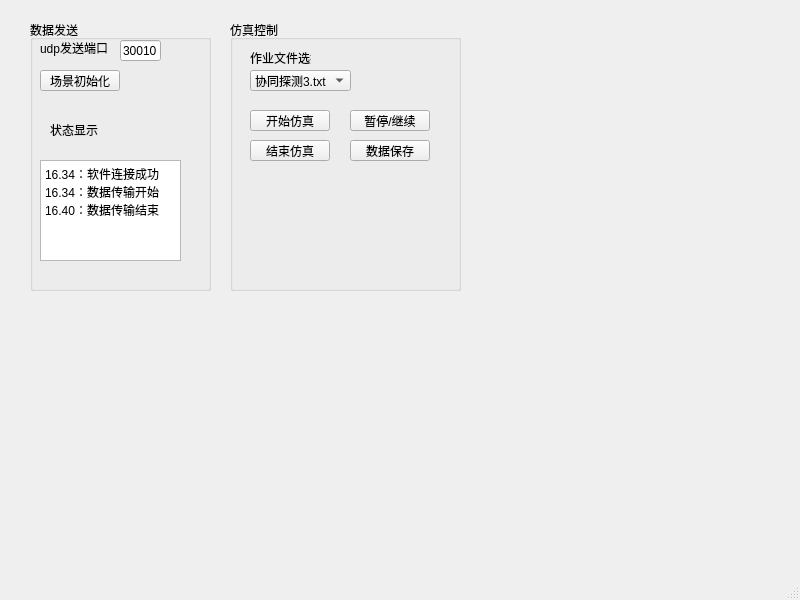
This is main_control/maincontrol.ui in aybdl/guidance-console as Qt 5 draws it before an edit. The edited form follows.
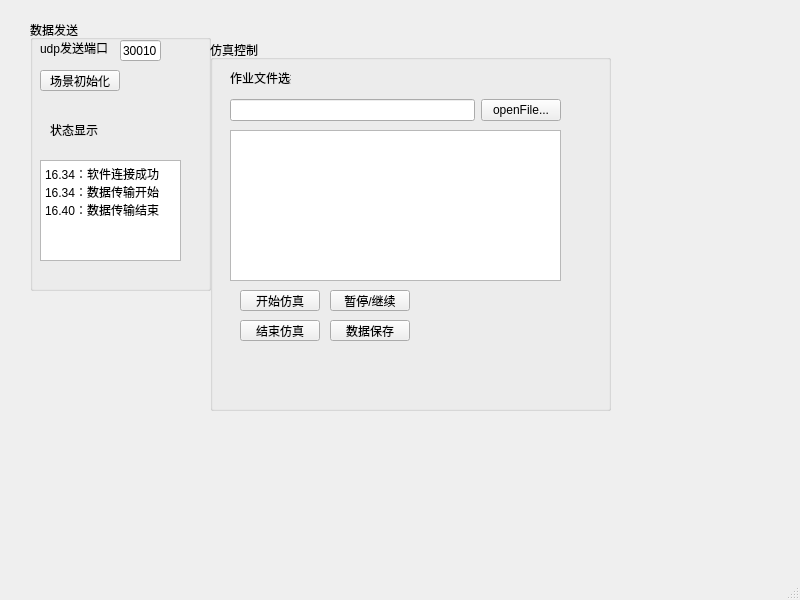
This is the edited form.

```diff
--- a/main_control/maincontrol.ui
+++ b/main_control/maincontrol.ui
@@ -104,10 +104,10 @@
    <widget class="QGroupBox" name="groupBox_2">
     <property name="geometry">
      <rect>
-      <x>230</x>
-      <y>20</y>
-      <width>231</width>
-      <height>271</height>
+      <x>210</x>
+      <y>40</y>
+      <width>401</width>
+      <height>371</height>
      </rect>
     </property>
     <property name="title">
@@ -126,36 +126,11 @@
       <string>作业文件选择</string>
      </property>
     </widget>
-    <widget class="QComboBox" name="comboBox">
-     <property name="geometry">
-      <rect>
-       <x>20</x>
-       <y>50</y>
-       <width>101</width>
-       <height>21</height>
-      </rect>
-     </property>
-     <item>
-      <property name="text">
-       <string>协同探测3.txt</string>
-      </property>
-     </item>
-     <item>
-      <property name="text">
-       <string>的</string>
-      </property>
-     </item>
-     <item>
-      <property name="text">
-       <string>新建项目导弹</string>
-      </property>
-     </item>
-    </widget>
     <widget class="QPushButton" name="pushButton_2">
      <property name="geometry">
       <rect>
-       <x>20</x>
-       <y>90</y>
+       <x>30</x>
+       <y>250</y>
        <width>80</width>
        <height>21</height>
       </rect>
@@ -168,7 +143,7 @@
      <property name="geometry">
       <rect>
        <x>120</x>
-       <y>120</y>
+       <y>280</y>
        <width>80</width>
        <height>21</height>
       </rect>
@@ -181,7 +156,7 @@
      <property name="geometry">
       <rect>
        <x>120</x>
-       <y>90</y>
+       <y>250</y>
        <width>80</width>
        <height>21</height>
       </rect>
@@ -193,8 +168,8 @@
     <widget class="QPushButton" name="pushButton_5">
      <property name="geometry">
       <rect>
-       <x>20</x>
-       <y>120</y>
+       <x>30</x>
+       <y>280</y>
        <width>80</width>
        <height>21</height>
       </rect>
@@ -203,6 +178,38 @@
       <string>结束仿真</string>
      </property>
     </widget>
+    <widget class="QWidget" name="horizontalLayoutWidget">
+     <property name="geometry">
+      <rect>
+       <x>20</x>
+       <y>50</y>
+       <width>331</width>
+       <height>41</height>
+      </rect>
+     </property>
+     <layout class="QHBoxLayout" name="horizontalLayout">
+      <item>
+       <widget class="QLineEdit" name="lineEdit_2"/>
+      </item>
+      <item>
+       <widget class="QPushButton" name="pushButton_6">
+        <property name="text">
+         <string>openFile...</string>
+        </property>
+       </widget>
+      </item>
+     </layout>
+    </widget>
+    <widget class="QPlainTextEdit" name="plainTextEdit">
+     <property name="geometry">
+      <rect>
+       <x>20</x>
+       <y>90</y>
+       <width>331</width>
+       <height>151</height>
+      </rect>
+     </property>
+    </widget>
    </widget>
   </widget>
   <widget class="QMenuBar" name="menubar">
```
Left out of the diff: 2 changed lines with no effect on the pictures.
